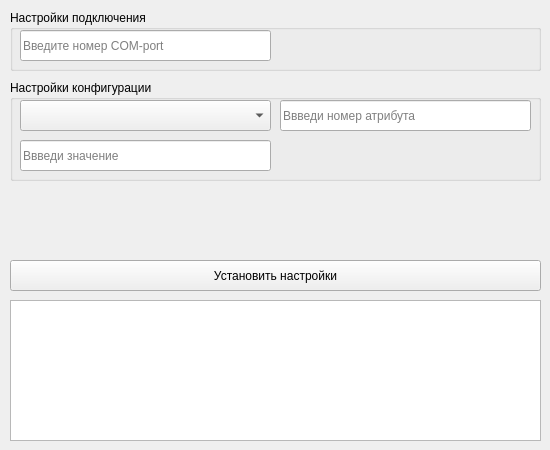
loccupy/Emergency_Configurator, file libs/maket.ui: the form before one commit.
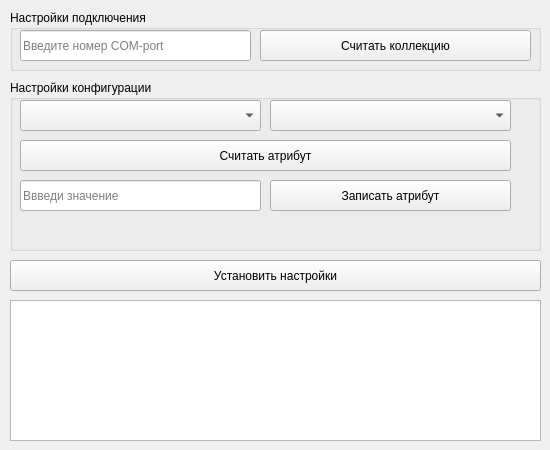
The form after the commit.

```diff
--- a/libs/maket.ui
+++ b/libs/maket.ui
@@ -48,7 +48,7 @@
      <rect>
       <x>10</x>
       <y>20</y>
-      <width>251</width>
+      <width>231</width>
       <height>31</height>
      </rect>
     </property>
@@ -71,6 +71,19 @@
      <string>Введите номер COM-port</string>
     </property>
    </widget>
+   <widget class="QPushButton" name="read_collection">
+    <property name="geometry">
+     <rect>
+      <x>250</x>
+      <y>20</y>
+      <width>271</width>
+      <height>31</height>
+     </rect>
+    </property>
+    <property name="text">
+     <string>Считать коллекцию</string>
+    </property>
+   </widget>
   </widget>
   <widget class="QPushButton" name="start_button">
    <property name="geometry">
@@ -111,12 +124,15 @@
    </property>
   </widget>
   <widget class="QGroupBox" name="groupBox_2">
+   <property name="enabled">
+    <bool>true</bool>
+   </property>
    <property name="geometry">
     <rect>
      <x>10</x>
      <y>80</y>
      <width>531</width>
-     <height>101</height>
+     <height>171</height>
     </rect>
    </property>
    <property name="title">
@@ -127,7 +143,7 @@
      <rect>
       <x>10</x>
       <y>20</y>
-      <width>251</width>
+      <width>241</width>
       <height>31</height>
      </rect>
     </property>
@@ -138,40 +154,12 @@
      <number>15</number>
     </property>
    </widget>
-   <widget class="QLineEdit" name="attribute_number">
-    <property name="geometry">
-     <rect>
-      <x>270</x>
-      <y>20</y>
-      <width>251</width>
-      <height>31</height>
-     </rect>
-    </property>
-    <property name="text">
-     <string/>
-    </property>
-    <property name="maxLength">
-     <number>2</number>
-    </property>
-    <property name="alignment">
-     <set>Qt::AlignLeading|Qt::AlignLeft|Qt::AlignVCenter</set>
-    </property>
-    <property name="dragEnabled">
-     <bool>false</bool>
-    </property>
-    <property name="readOnly">
-     <bool>false</bool>
-    </property>
-    <property name="placeholderText">
-     <string>Ввведи номер атрибута</string>
-    </property>
-   </widget>
    <widget class="QLineEdit" name="value">
     <property name="geometry">
      <rect>
       <x>10</x>
-      <y>60</y>
-      <width>251</width>
+      <y>100</y>
+      <width>241</width>
       <height>31</height>
      </rect>
     </property>
@@ -194,6 +182,48 @@
      <string>Ввведи значение </string>
     </property>
    </widget>
+   <widget class="QComboBox" name="attr">
+    <property name="geometry">
+     <rect>
+      <x>260</x>
+      <y>20</y>
+      <width>241</width>
+      <height>31</height>
+     </rect>
+    </property>
+    <property name="editable">
+     <bool>false</bool>
+    </property>
+    <property name="maxVisibleItems">
+     <number>15</number>
+    </property>
+   </widget>
+   <widget class="QPushButton" name="read">
+    <property name="geometry">
+     <rect>
+      <x>10</x>
+      <y>60</y>
+      <width>491</width>
+      <height>31</height>
+     </rect>
+    </property>
+    <property name="text">
+     <string>Считать атрибут</string>
+    </property>
+   </widget>
+   <widget class="QPushButton" name="write">
+    <property name="geometry">
+     <rect>
+      <x>260</x>
+      <y>100</y>
+      <width>241</width>
+      <height>31</height>
+     </rect>
+    </property>
+    <property name="text">
+     <string>Записать атрибут</string>
+    </property>
+   </widget>
   </widget>
  </widget>
  <resources/>
```
